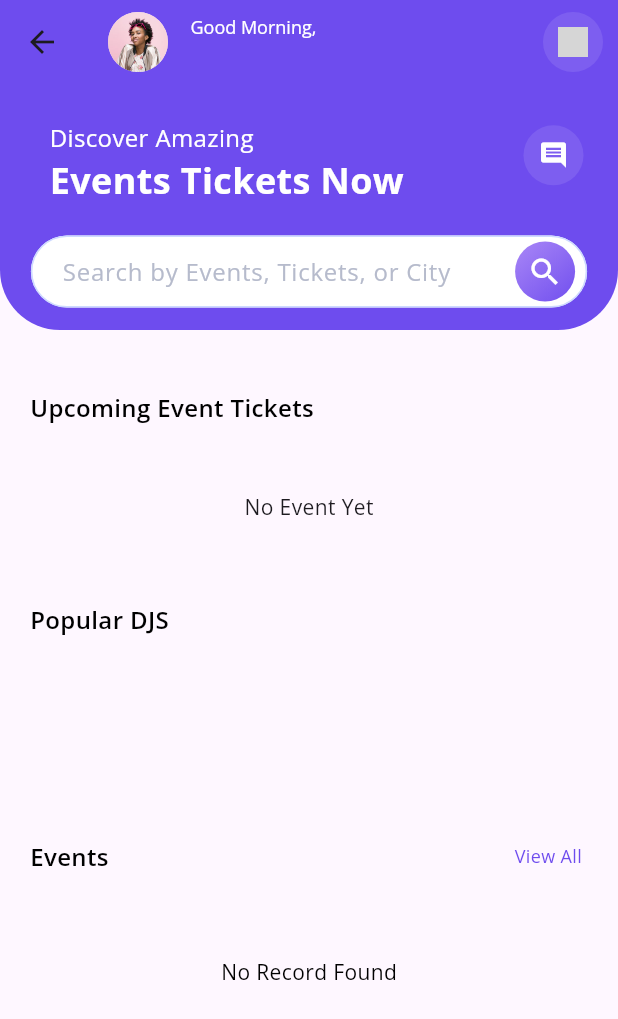
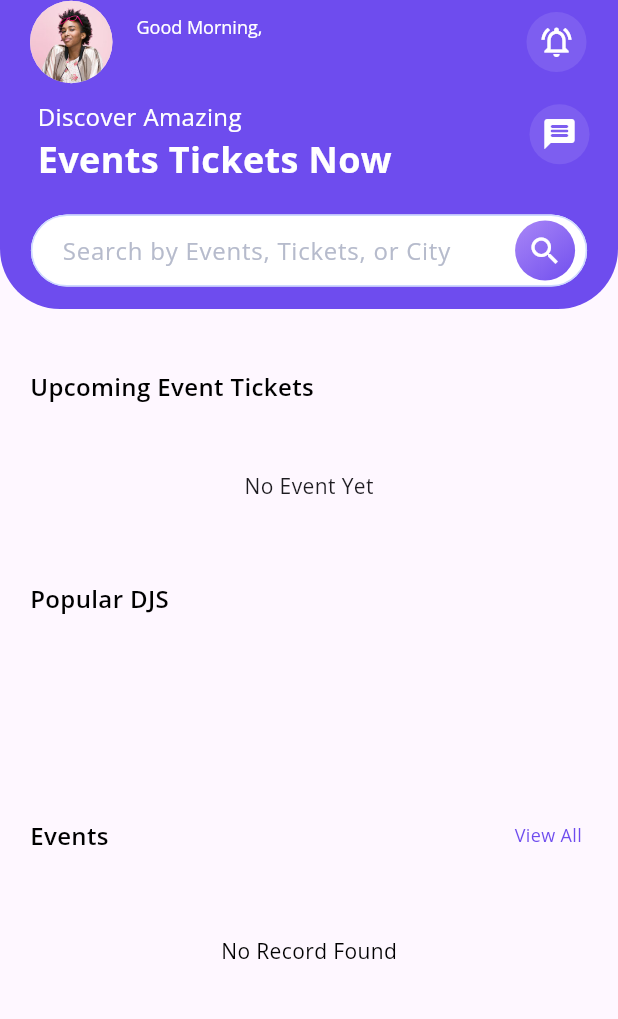
Before and after one commit to MuneezaMuneer/ticket_resale_client, a Flutter app: the HomeScreen screen opened by its route, on a phone screen of 412 x 824 dp. Shown: the top 1019 px of the screen. Run offline on Flutter 3.47's test engine with Material 3 defaults, Android fonts, the phone set to English and light mode, and no system bars; our stand-ins replace cached_network_image, cloud_firestore, email_validator, firebase_auth, firebase_core, firebase_messaging and 13 more; missing offline and left inert: avatar_stack, bottom_picker, http_auth, mailer, svg_flutter, twilio_flutter; accounts and stored records are empty; grey boxes are pictures that could not be loaded.

```diff
--- a/lib/main.dart
+++ b/lib/main.dart
@@ -1,8 +1,6 @@
-import 'package:device_preview/device_preview.dart';
 import 'package:firebase_auth/firebase_auth.dart';
 import 'package:firebase_core/firebase_core.dart';
 import 'package:firebase_messaging/firebase_messaging.dart';
-import 'package:flutter/foundation.dart';
 import 'package:flutter/material.dart';
 import 'package:google_fonts/google_fonts.dart';
 import 'package:provider/provider.dart';
--- a/lib/screens/home_screen.dart
+++ b/lib/screens/home_screen.dart
@@ -66,31 +66,24 @@ class _HomeScreenState extends State<HomeScreen> {
     Size size = MediaQuery.of(context).size;
     final double height = size.height;
     final double width = size.width;
-    return GestureDetector(
-      onTap: () {
-        FocusManager.instance.primaryFocus?.unfocus();
-      },
-      child: Scaffold(
-        body: CustomScrollView(
-          slivers: [
-            SliverAppBar(
-              expandedHeight: 70,
-              pinned: true,
-              floating: true,
+    return Scaffold(
+      appBar: AppBar(
         backgroundColor: AppColors.blueViolet,
-              title: Row(
-                children: [
-                  photoUrl != null && photoUrl!.isNotEmpty
+        centerTitle: false,
+        leadingWidth: 75,
+        leading: Padding(
+          padding: EdgeInsets.only(left: 20),
+          child: photoUrl != null && photoUrl!.isNotEmpty
               ? CustomDisplayStoryImage(
                   imageUrl: '$photoUrl',
                   width: 50,
+                  height: 50,
                 )
               : const CircleAvatar(
                   backgroundImage: AssetImage(AppImages.profileImage),
                 ),
-                  Padding(
-                    padding: const EdgeInsets.only(left: 15),
-                    child: Column(
+        ),
+        title: Column(
           crossAxisAlignment: CrossAxisAlignment.start,
           children: [
             CustomText(
@@ -107,35 +100,26 @@ class _HomeScreenState extends State<HomeScreen> {
             ),
           ],
         ),
-                  ),
-                ],
-              ),
         actions: [
           Padding(
-                  padding: const EdgeInsets.only(right: 10),
-                  child: GestureDetector(
-                    onTap: () {
+            padding: const EdgeInsets.only(right: 17.0),
+            child: IconButton.filled(
+                style: ButtonStyle(
+                    iconColor: MaterialStateProperty.all(Color(0xffFFFFFF)),
+                    backgroundColor: MaterialStateProperty.all(
+                        Color(0xffFFFFFF).withOpacity(0.1))),
+                onPressed: () {
                   Navigator.pushNamed(
                     context,
                     AppRoutes.notificationScreen,
                   );
                 },
-                    child: Container(
-                      height: 40,
-                      width: 40,
-                      decoration: BoxDecoration(
-                        shape: BoxShape.circle,
-                        color: AppColors.white.withOpacity(0.1),
-                      ),
-                      child: Padding(
-                        padding: const EdgeInsets.all(10.0),
-                        child: SvgPicture.asset(AppSvgs.sms),
-                      ),
-                    ),
-                  ),
-                ),
+                icon: Icon(Icons.notifications_on_outlined)),
+          )
         ],
       ),
+      body: CustomScrollView(
+        slivers: [
           SliverPersistentHeader(
               pinned: false,
               floating: true,
@@ -162,8 +146,7 @@ class _HomeScreenState extends State<HomeScreen> {
                   StreamBuilder<List<EventModalClient>>(
                     stream: displayEventData,
                     builder: (context, snapshot) {
-                        if (snapshot.connectionState ==
-                            ConnectionState.waiting) {
+                      if (snapshot.connectionState == ConnectionState.waiting) {
                         return const Center(
                             child: Column(
                           children: [
@@ -216,13 +199,12 @@ class _HomeScreenState extends State<HomeScreen> {
                                 height: height * 0.1,
                                 width: width * 0.8,
                                 decoration: BoxDecoration(
-                                      border: Border.all(
-                                          color: AppColors.pastelBlue),
+                                    border:
+                                        Border.all(color: AppColors.pastelBlue),
                                     color: AppColors.white,
                                     borderRadius: BorderRadius.circular(10)),
                                 child: Column(
-                                    crossAxisAlignment:
-                                        CrossAxisAlignment.start,
+                                  crossAxisAlignment: CrossAxisAlignment.start,
                                   children: [
                                     Padding(
                                       padding: const EdgeInsets.only(
@@ -343,9 +325,8 @@ class _HomeScreenState extends State<HomeScreen> {
 
                             if (data!.isNotEmpty) {
                               return SizedBox(
-                                  height: width < 370
-                                      ? height * 0.45
-                                      : height * 0.32,
+                                height:
+                                    width < 370 ? height * 0.45 : height * 0.32,
                                 width: width,
                                 child: ListView.builder(
                                   shrinkWrap: true,
@@ -353,8 +334,7 @@ class _HomeScreenState extends State<HomeScreen> {
                                   itemCount: data.length,
                                   itemBuilder: (context, index) {
                                     return Padding(
-                                        padding:
-                                            const EdgeInsets.only(right: 10),
+                                      padding: const EdgeInsets.only(right: 10),
                                       child: CustomTileContainer(
                                         height: height,
                                         width: width * 0.65,
@@ -391,7 +371,6 @@ class _HomeScreenState extends State<HomeScreen> {
           ),
         ],
       ),
-      ),
     );
   }
 
@@ -403,8 +382,7 @@ class _HomeScreenState extends State<HomeScreen> {
           color: AppColors.jetBlack,
           fontSize: AppFontSize.medium,
           fontWeight: FontWeight.w400),
-      ),
-    );
+    ));
   }
 }
 
--- a/pubspec.yaml
+++ b/pubspec.yaml
@@ -69,7 +69,7 @@ dependencies:
   mailer: ^6.1.0
   flutter_native_splash: ^2.4.0
   sliver_header_delegate: ^0.0.5
-  flutter_idensic_mobile_sdk_plugin: ^1.31.0
+  # flutter_idensic_mobile_sdk_plugin: ^1.31.0
 
 dev_dependencies:
   flutter_test:
```
Also changed, not shown: lib/components/home_app_bar.dart (+10 -115 lines), lib/db_services/sumsub_services.dart (+51 -51 lines), lib/screens/profile_level_screen.dart (+4 -4 lines), pubspec.lock, 1 other file. Lines whose indentation alone changed are shown as unchanged.
